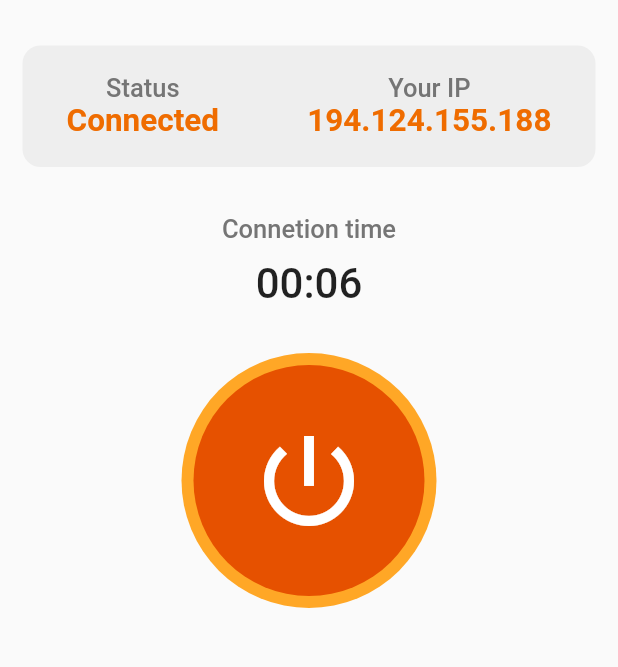
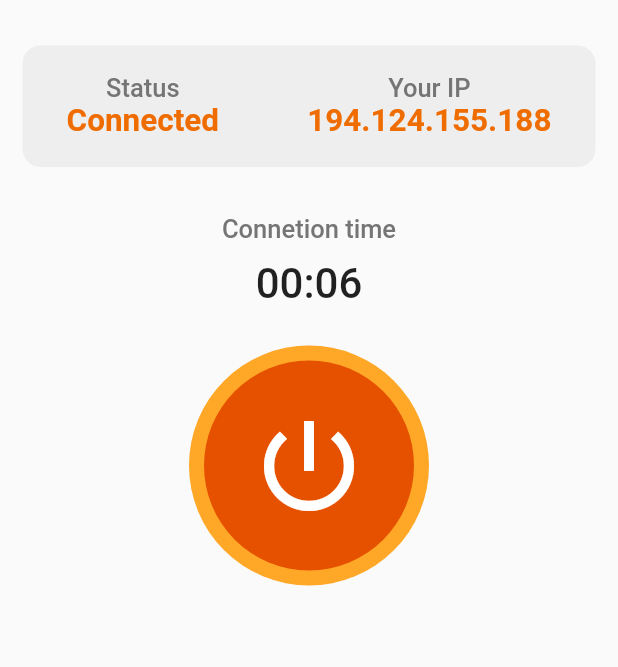
Before and after one commit to jeremiasramirez/flutter-vpn-app, a Flutter app: the screen it shows after launch, on a phone screen of 412 x 824 dp, the part 61-728 px from its top. Run offline on Flutter 3.47's test engine with Material 2 defaults, Android fonts, the phone set to English and light mode, and no system bars; our stand-ins replace animate_do.

Commit message:
agregado final button activate

```diff
--- a/lib/pages/home.page.dart
+++ b/lib/pages/home.page.dart
@@ -77,14 +77,14 @@ class HomePage extends StatelessWidget {
           SeparatedWidget(0, 10),
           Text("00:06",
               style: TextStyle(fontSize: 28, fontWeight: FontWeight.w500)),
-          SeparatedWidget(0, 30),
+          SeparatedWidget(0, 25),
         ])));
   }
 
   Widget activateVpn() {
     return Container(
-        width: 170,
-        height: 170,
+        width: 160,
+        height: 160,
         decoration: BoxDecoration(
             color: Colors.orange[400],
             borderRadius: BorderRadius.circular(125)),
@@ -96,8 +96,8 @@ class HomePage extends StatelessWidget {
                 child: TextButton(
                     onPressed: () {},
                     child: Container(
-                      width: 160,
-                      height: 160,
+                      width: 140,
+                      height: 140,
                       child: Icon(Icons.power_settings_new,
                           size: 80, color: Colors.white),
                       decoration: BoxDecoration(
```
